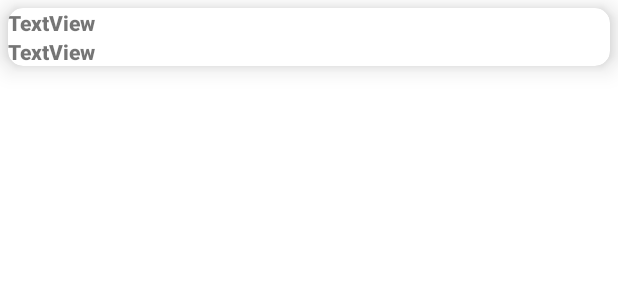
After one commit to attlet/FireOperatiomMapUI, an Android app: the layout simple_item.xml on its own in the app's theme, with its tools: preview values and no code run, on a phone screen of 412 x 824 dp. The commit adds this screen. Shown: the top 300 px of the screen. Run offline under Robolectric (Android 15) with nearby library versions, the phone set to English and light mode, and no system bars.

```diff
--- a/app/build.gradle
+++ b/app/build.gradle
@@ -34,10 +34,13 @@ dependencies {
     implementation 'androidx.appcompat:appcompat:1.2.0'
     implementation 'com.google.android.material:material:1.3.0'
     implementation 'androidx.constraintlayout:constraintlayout:2.0.4'
+
     implementation 'com.google.firebase:firebase-database:19.6.0'
     implementation 'com.firebaseui:firebase-ui-database:7.1.1'
+
     implementation 'com.github.chrisbanes:PhotoView:2.3.0'
     implementation 'com.sothree.slidinguppanel:library:3.4.0'
+
     implementation 'com.github.bumptech.glide:glide:4.10.0'
     annotationProcessor 'com.github.bumptech.glide:compiler:4.10.0'
     testImplementation 'junit:junit:4.+'
--- a/app/src/main/res/layout/activity_main.xml
+++ b/app/src/main/res/layout/activity_main.xml
@@ -8,7 +8,7 @@
     tools:context=".MainActivity">
 
     <com.sothree.slidinguppanel.SlidingUpPanelLayout
-        android:id="@+id/sliding_layout"
+        android:id="@+id/slidingLayout"
         android:layout_width="match_parent"
         android:layout_height="match_parent"
         android:gravity="bottom"
--- /dev/null
+++ b/app/src/main/res/layout/simple_item.xml
@@ -0,0 +1,44 @@
+<?xml version="1.0" encoding="utf-8"?>
+<androidx.cardview.widget.CardView xmlns:android="http://schemas.android.com/apk/res/android"
+    xmlns:app="http://schemas.android.com/apk/res-auto"
+    android:layout_width="match_parent"
+    android:layout_height="wrap_content"
+    android:layout_margin="5dp"
+    app:cardBackgroundColor="#FFFFFF"
+    app:cardElevation="10dp"
+    app:cardCornerRadius="10dp">
+
+    <TableLayout
+        android:layout_width="match_parent"
+        android:layout_height="match_parent">
+
+
+        <TableRow
+            android:layout_width="match_parent"
+            android:layout_height="match_parent">
+
+            <TextView
+                android:id="@+id/st_name"
+                android:layout_width="wrap_content"
+                android:layout_height="wrap_content"
+                android:text="TextView"
+                android:fontFamily="sans-serif-black"/>
+
+        </TableRow>
+
+        <TableRow
+            android:layout_width="match_parent"
+            android:layout_height="match_parent"
+            android:fontFamily="sans-serif-black">
+
+            <TextView
+                android:id="@+id/address"
+                android:layout_width="wrap_content"
+                android:layout_height="wrap_content"
+                android:text="TextView"
+                android:fontFamily="sans-serif-black"/>
+        </TableRow>
+
+    </TableLayout>
+
+</androidx.cardview.widget.CardView>
```
Also changed, not shown: app/src/main/java/com/example/fireoperationmap/CustomAdapter.java (+91 -39 lines), app/src/main/java/com/example/fireoperationmap/MainActivity.java (+32 -10 lines), app/src/main/java/com/example/fireoperationmap/User.java (+10 -1 lines), app/src/main/res/layout/sliding_up_panel.xml (+12 -11 lines), app/src/main/res/layout/detailed_item.xml (renamed from app/src/main/res/layout/list_item.xml).
